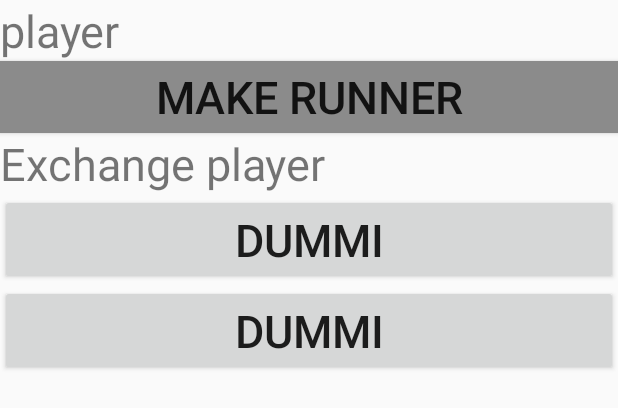
After one commit to MrTroble/CTF-Controlle-App, an Android app: the layout player_menu_layout.xml on its own in the app's theme, with its tools: preview values and no code run, on a phone screen of 412 x 824 dp. The commit adds this screen. Shown: the top 408 px of the screen. Run offline under Robolectric (Android 15) with nearby library versions, the phone set to English and light mode, and no system bars.

Commit message:
Added player dialog

```diff
--- a/app/src/main/java/io/github/troblecodings/ctf_app/Networking.java
+++ b/app/src/main/java/io/github/troblecodings/ctf_app/Networking.java
@@ -152,6 +152,11 @@ public class Networking extends Thread {
                 MainActivity.INSTANCE.runOnUiThread(new Runnable() {
                     @Override
                     public void run() {
+                        int id = Integer.valueOf(args[1]);
+                        if(id > 4) {
+                            int id2 = args[0].equals("red")? 1:0;
+                            MainActivity.reserve_names[id2][id - 4] = args[2];
+                        }
                         get(args).setText(args[2]);
                     }
                 });
--- /dev/null
+++ b/app/src/main/res/layout/player_menu_layout.xml
@@ -0,0 +1,49 @@
+<?xml version="1.0" encoding="utf-8"?>
+<android.support.constraint.ConstraintLayout
+    xmlns:android="http://schemas.android.com/apk/res/android"
+    xmlns:tools="http://schemas.android.com/tools"
+    android:layout_width="match_parent"
+    android:layout_height="match_parent">
+
+    <LinearLayout
+        android:layout_width="match_parent"
+        android:layout_height="match_parent"
+        android:orientation="vertical">
+
+        <TextView
+            android:id="@+id/player_name"
+            android:layout_width="match_parent"
+            android:layout_height="wrap_content"
+            android:text="player"
+            android:textSize="30sp" />
+
+        <Button
+            android:id="@+id/runner"
+            android:layout_width="match_parent"
+            android:layout_height="wrap_content"
+            android:background="@color/gray"
+            android:text="Make Runner"
+            android:textSize="30sp" />
+
+        <TextView
+            android:id="@+id/player_exchange"
+            android:layout_width="match_parent"
+            android:layout_height="wrap_content"
+            android:text="Exchange player"
+            android:textSize="30sp" />
+
+        <Button
+            android:id="@+id/player1"
+            android:layout_width="match_parent"
+            android:layout_height="wrap_content"
+            android:text="dummi"
+            android:textSize="30sp" />
+
+        <Button
+            android:id="@+id/player2"
+            android:layout_width="match_parent"
+            android:layout_height="wrap_content"
+            android:text="dummi"
+            android:textSize="30sp" />
+    </LinearLayout>
+</android.support.constraint.ConstraintLayout>
```
Also changed, not shown: app/src/main/java/io/github/troblecodings/ctf_app/MainActivity.java (+81 -17 lines), app/src/main/java/io/github/troblecodings/ctf_app/PlayerDialog.java (added, +41 -0 lines).
